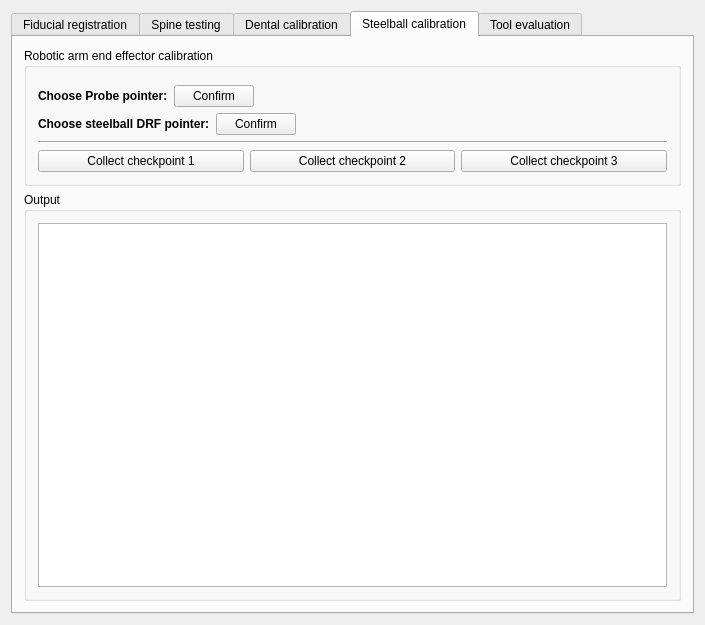
Above: Plugins/org.mitk.gui.qt.igttracking/src/internal/QmitkIGTFiducialRegistrationControls.ui from zhaomengxiao/LancetMITK before the change. Below: the same form after it.
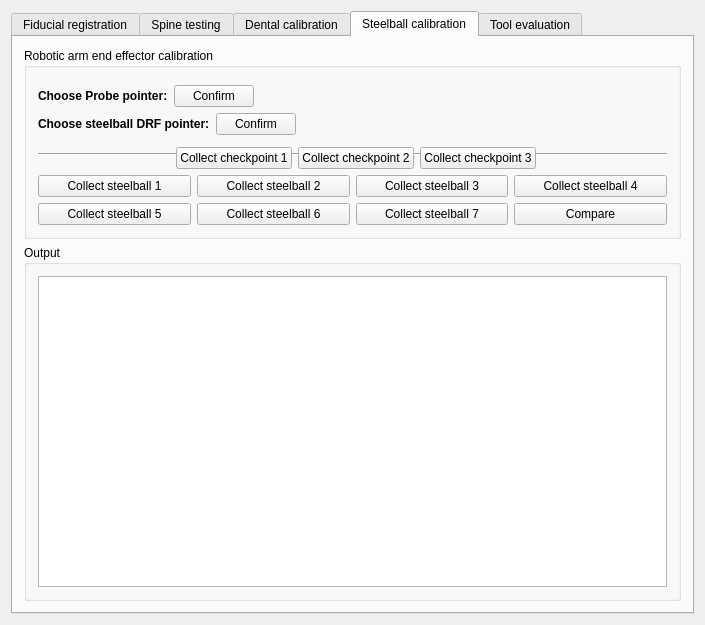
That is the form after the change. Custom widgets are drawn as their Qt base class.

Diff of the .ui file:
```diff
--- a/Plugins/org.mitk.gui.qt.igttracking/src/internal/QmitkIGTFiducialRegistrationControls.ui
+++ b/Plugins/org.mitk.gui.qt.igttracking/src/internal/QmitkIGTFiducialRegistrationControls.ui
@@ -560,17 +560,14 @@
       <attribute name="title">
        <string>Steelball calibration</string>
       </attribute>
-      <layout class="QGridLayout" name="gridLayout_15">
+      <layout class="QGridLayout" name="gridLayout_16">
        <item row="0" column="0">
         <widget class="QGroupBox" name="groupBox_9">
          <property name="title">
           <string>Robotic arm end effector calibration</string>
          </property>
-         <layout class="QGridLayout" name="gridLayout_14">
-          <item row="0" column="0">
-           <widget class="QmitkNavigationDataSourceSelectionWidget" name="navipointerSelectionWidget_dentalSteelball" native="true"/>
-          </item>
-          <item row="1" column="0">
+         <layout class="QGridLayout" name="gridLayout_15">
+          <item row="1" column="0" colspan="2">
            <layout class="QHBoxLayout" name="horizontalLayout_28">
             <item>
              <widget class="QLabel" name="label_14">
@@ -612,7 +609,77 @@
             </item>
            </layout>
           </item>
-          <item row="2" column="0">
+          <item row="0" column="0" colspan="2">
+           <widget class="QmitkNavigationDataSourceSelectionWidget" name="navipointerSelectionWidget_dentalSteelball" native="true"/>
+          </item>
+          <item row="3" column="0" rowspan="2" colspan="2">
+           <widget class="Line" name="line_6">
+            <property name="orientation">
+             <enum>Qt::Horizontal</enum>
+            </property>
+           </widget>
+          </item>
+          <item row="5" column="0" colspan="2">
+           <layout class="QGridLayout" name="gridLayout_14">
+            <item row="0" column="0">
+             <widget class="QPushButton" name="pushButton_collectBall1_dentalSteelball">
+              <property name="text">
+               <string>Collect steelball 1</string>
+              </property>
+             </widget>
+            </item>
+            <item row="0" column="1">
+             <widget class="QPushButton" name="pushButton_collectBall2_dentalSteelball">
+              <property name="text">
+               <string>Collect steelball 2</string>
+              </property>
+             </widget>
+            </item>
+            <item row="0" column="2">
+             <widget class="QPushButton" name="pushButton_collectBall3_dentalSteelball">
+              <property name="text">
+               <string>Collect steelball 3</string>
+              </property>
+             </widget>
+            </item>
+            <item row="0" column="3">
+             <widget class="QPushButton" name="pushButton_collectBall4_dentalSteelball">
+              <property name="text">
+               <string>Collect steelball 4</string>
+              </property>
+             </widget>
+            </item>
+            <item row="1" column="0">
+             <widget class="QPushButton" name="pushButton_collectBall5_dentalSteelball">
+              <property name="text">
+               <string>Collect steelball 5</string>
+              </property>
+             </widget>
+            </item>
+            <item row="1" column="1">
+             <widget class="QPushButton" name="pushButton_collectBall6_dentalSteelball">
+              <property name="text">
+               <string>Collect steelball 6</string>
+              </property>
+             </widget>
+            </item>
+            <item row="1" column="2">
+             <widget class="QPushButton" name="pushButton_collectBall7_dentalSteelball">
+              <property name="text">
+               <string>Collect steelball 7</string>
+              </property>
+             </widget>
+            </item>
+            <item row="1" column="3">
+             <widget class="QPushButton" name="pushButton_compare_dentalSteelball">
+              <property name="text">
+               <string>Compare</string>
+              </property>
+             </widget>
+            </item>
+           </layout>
+          </item>
+          <item row="2" column="0" colspan="2">
            <layout class="QHBoxLayout" name="horizontalLayout_22">
             <item>
              <widget class="QLabel" name="label_12">
@@ -654,17 +721,23 @@
             </item>
            </layout>
           </item>
-          <item row="3" column="0">
-           <widget class="Line" name="line_6">
-            <property name="orientation">
-             <enum>Qt::Horizontal</enum>
-            </property>
-           </widget>
-          </item>
-          <item row="4" column="0">
+          <item row="4" column="1">
            <layout class="QHBoxLayout" name="horizontalLayout_24">
             <item>
              <layout class="QHBoxLayout" name="horizontalLayout_25">
+              <item>
+               <spacer name="horizontalSpacer_15">
+                <property name="orientation">
+                 <enum>Qt::Horizontal</enum>
+                </property>
+                <property name="sizeHint" stdset="0">
+                 <size>
+                  <width>40</width>
+                  <height>20</height>
+                 </size>
+                </property>
+               </spacer>
+              </item>
               <item>
                <widget class="QPushButton" name="pushButton_checkPoint_1_dentalSteelball">
                 <property name="text">
@@ -686,6 +759,19 @@
                 </property>
                </widget>
               </item>
+              <item>
+               <spacer name="horizontalSpacer_13">
+                <property name="orientation">
+                 <enum>Qt::Horizontal</enum>
+                </property>
+                <property name="sizeHint" stdset="0">
+                 <size>
+                  <width>40</width>
+                  <height>20</height>
+                 </size>
+                </property>
+               </spacer>
+              </item>
              </layout>
             </item>
            </layout>
```
